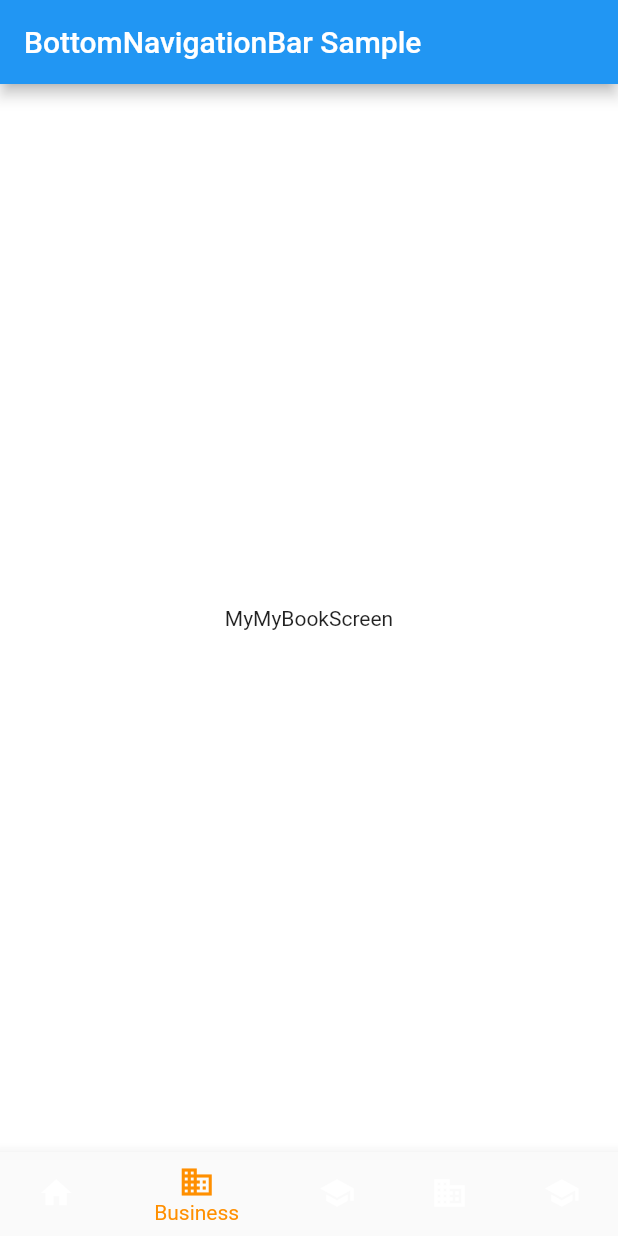
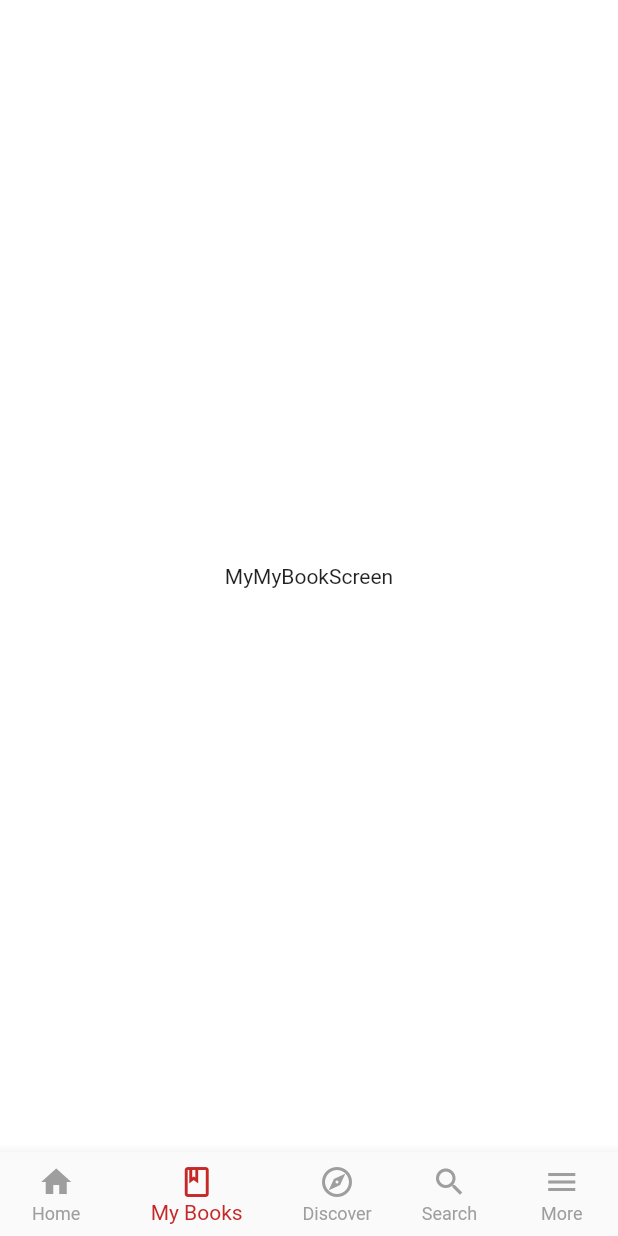
Before and after one commit to xaakib/ebook_library, a Flutter app: the screen it shows after launch, item 2 of the bottom bar chosen, on a phone screen of 412 x 824 dp. Run offline on Flutter 3.47's test engine with Material 2 defaults, Android fonts, the phone set to English and light mode, and no system bars.

Commit message:
navbar item done

```diff
--- a/lib/screens/main_screen.dart
+++ b/lib/screens/main_screen.dart
@@ -32,37 +32,36 @@ class _MainScreenState extends State<MainScreen> {
   @override
   Widget build(BuildContext context) {
     return Scaffold(
-      appBar: AppBar(
-        title: const Text('BottomNavigationBar Sample'),
-      ),
       body: Center(
         child: _widgetOptions.elementAt(_selectedIndex),
       ),
       bottomNavigationBar: BottomNavigationBar(
+        unselectedItemColor: Colors.grey,
         items: const <BottomNavigationBarItem>[
           BottomNavigationBarItem(
             icon: Icon(Icons.home),
             label: 'Home',
           ),
           BottomNavigationBarItem(
-            icon: Icon(Icons.business),
-            label: 'Business',
+            icon: Icon(Icons.book_outlined),
+            label: 'My Books',
           ),
           BottomNavigationBarItem(
-            icon: Icon(Icons.school),
-            label: 'School',
+            icon: Icon(Icons.explore_outlined),
+            label: 'Discover',
           ),
           BottomNavigationBarItem(
-            icon: Icon(Icons.business),
-            label: 'Business',
+            icon: Icon(Icons.search_sharp),
+            label: 'Search',
           ),
           BottomNavigationBarItem(
-            icon: Icon(Icons.school),
-            label: 'School',
+            icon: Icon(Icons.menu_outlined),
+            label: 'More',
           ),
         ],
         currentIndex: _selectedIndex,
-        selectedItemColor: Colors.amber[800],
+        selectedItemColor: Colors.red[800],
+        showUnselectedLabels: true,
         onTap: _onItemTapped,
       ),
     );
```
